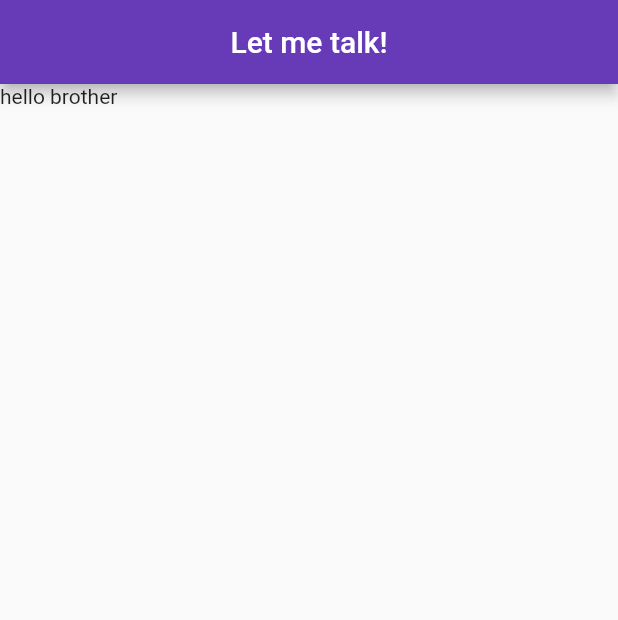
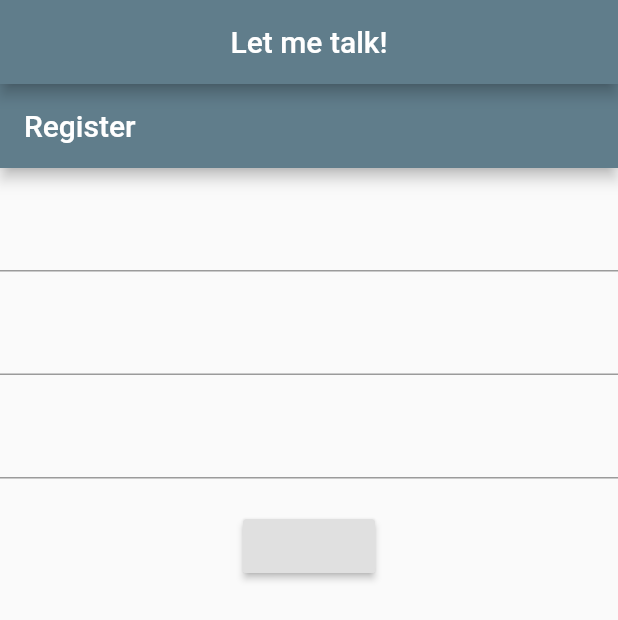
Before and after one commit to rox999/Let-Me-Talk, a Flutter app: the screen it shows after launch, on a phone screen of 412 x 824 dp. Shown: the top 620 px of the screen. Run offline on Flutter 3.47's test engine with Material 2 defaults, Android fonts, the phone set to English and light mode, and no system bars; our stand-ins replace cloud_firestore, firebase_auth, firebase_core; accounts and stored records are empty.

```diff
--- a/lib/main.dart
+++ b/lib/main.dart
@@ -1,16 +1,18 @@
 import 'package:flutter/material.dart';
+import 'package:firebase_core/firebase_core.dart';
+import 'package:let_me_talk/screens/auth_wrapper.dart';
+import 'package:let_me_talk/screens/home.dart';
 
-void main() => runApp(MaterialApp(
-  theme: ThemeData(
-   // backgroundColor: Colors.grey,
-    primarySwatch: Colors.deepPurple,
-  ),
-  home: Scaffold(
-    appBar: AppBar(
-      title: Text('Let me talk!'),
-      centerTitle: true,
-    ),
-    body: Text('hello brother'),
-  ),
+void main() async{
+  WidgetsFlutterBinding.ensureInitialized();
+  await Firebase.initializeApp();
+  runApp(MyApp());
+}
 
-  ));
+
+class MyApp extends StatelessWidget {
+  @override
+  Widget build(BuildContext context) {
+    return Wrapper();
+  }
+}
--- /dev/null
+++ b/lib/screens/auth_wrapper.dart
@@ -0,0 +1,14 @@
+import 'package:flutter/material.dart';
+import 'package:let_me_talk/screens/home.dart';
+
+class Wrapper extends StatefulWidget {
+  @override
+  _WrapperState createState() => _WrapperState();
+}
+
+class _WrapperState extends State<Wrapper> {
+  @override
+  Widget build(BuildContext context) {
+    return Home();
+  }
+}
--- /dev/null
+++ b/lib/screens/home.dart
@@ -0,0 +1,23 @@
+import 'package:flutter/material.dart';
+import 'package:let_me_talk/screens/register.dart';
+
+class Home extends StatelessWidget {
+  @override
+  Widget build(BuildContext context) {
+    return MaterialApp(
+      debugShowCheckedModeBanner: false,
+      theme: ThemeData(
+        // backgroundColor: Colors.grey,
+        primarySwatch: Colors.blueGrey,
+      ),
+      home: Scaffold(
+        appBar: AppBar(
+          title: Text('Let me talk!'),
+          centerTitle: true,
+        ),
+        body: Register(),
+      ),
+
+    );
+  }
+}
--- /dev/null
+++ b/lib/screens/register.dart
@@ -0,0 +1,64 @@
+import 'package:flutter/material.dart';
+
+class Register extends StatefulWidget {
+  @override
+  _RegisterState createState() => _RegisterState();
+}
+
+class _RegisterState extends State<Register> {
+
+  // final _formKey = GlobalKey<FormState>();
+
+  @override
+  Widget build(BuildContext context) {
+    return Material(
+     child: Scaffold(
+       appBar: AppBar(
+         title: Text('Register'),
+       ),
+       body: Container(
+         child: Form(
+           child: Column(
+             children: <Widget>[
+               SizedBox(height: 21.0,),
+               //email
+               TextFormField(
+
+                  onChanged: (val) {
+                    setState(() {
+
+                    });
+                  },
+               ),
+               SizedBox(height: 21.0,),
+               //username
+               TextFormField(
+                  onChanged: (val) {
+                    setState(() {
+
+                    });
+                  },
+               ),
+               SizedBox(height: 21.0,),
+               //username
+               TextFormField(
+                 onChanged: (val) {
+                   setState(() {
+
+                   });
+                 },
+               ),
+               SizedBox(height: 21.0,),
+
+               RaisedButton(
+                   onPressed: () {},
+               ),
+             ],
+           ),
+
+         ),
+       ),
+     ),
+    );
+  }
+}
```
Also changed, not shown: lib/database/user_database.dart (added, +36 -0 lines), lib/models/user.dart (added, +19 -0 lines), lib/screens/sign_in.dart (added, +64 -0 lines), lib/service/authentiication.dart (added, +55 -0 lines), pubspec.yaml (+6 -1 lines), pubspec.lock, 8 other files.
